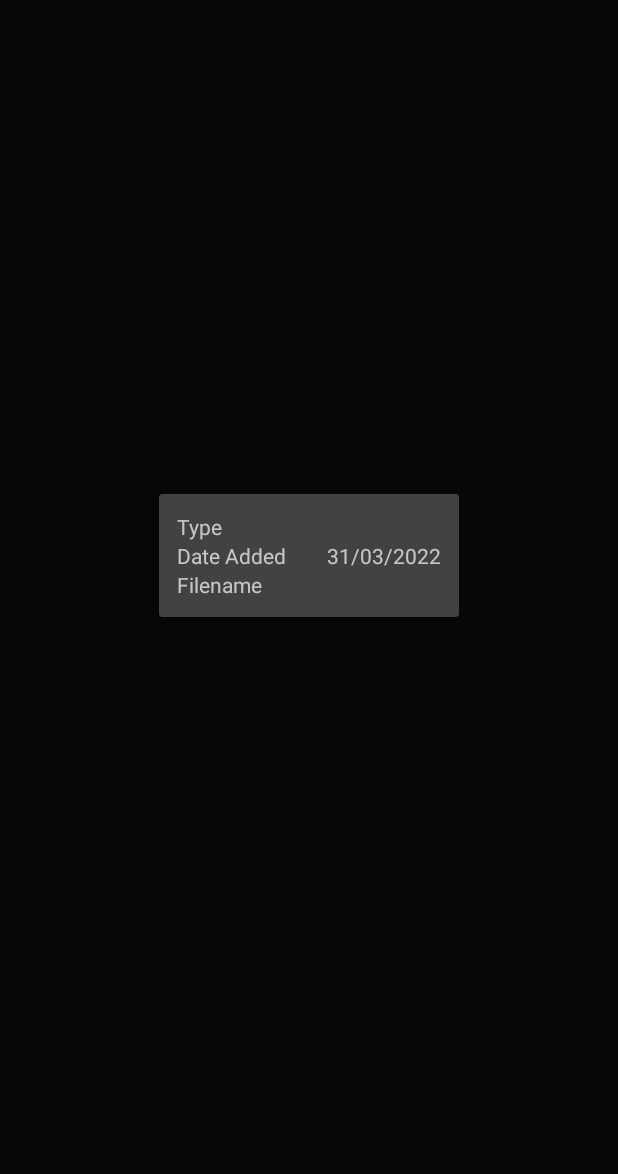
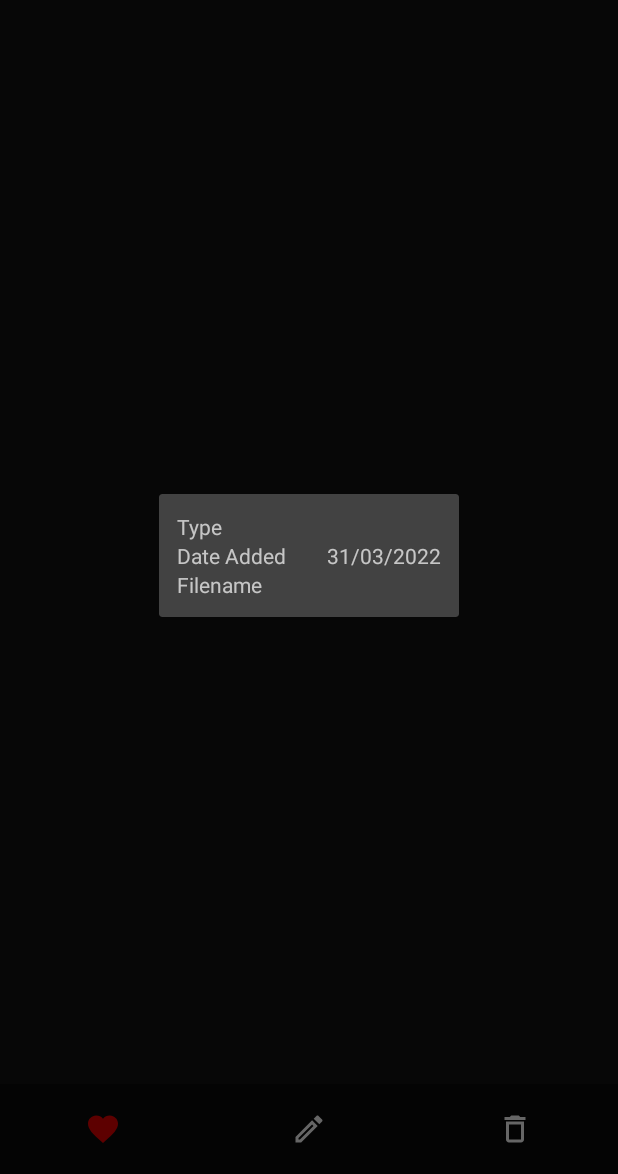
Before and after one commit to vutuanhaigk123/Gallery_Group3, an Android app: the FullscreenPhotoActivity screen opened directly, with no data from a screen before it, in the options menu, after a tap on "Get Info", on a phone screen of 412 x 824 dp, the part 62-1236 px from its top. Run offline under Robolectric (Android 15) with nearby library versions, the phone set to English and light mode, and no system bars; libraries missing offline, so code that uses them is left out: com.dsphotoeditor.sdk, com.yalantis.ucrop; 10 statements that could not run were skipped.

Commit message:
Thêm BottomNavigation cho FullScreenPhoto
+ Thêm BottomNav chứa chức năng "Yêu thích", "Edit", "Xoá ảnh"

```diff
--- a/app/src/main/java/com/example/model/photos/PhotoFullscreenViewHolder.java
+++ b/app/src/main/java/com/example/model/photos/PhotoFullscreenViewHolder.java
@@ -31,11 +31,13 @@ public class PhotoFullscreenViewHolder extends ViewHolder{
             @Override
             public void onClick(View v) {
                 if(isClicked[0] == false){
+                    FullscreenPhotoActivity.bottomNavigationView.setVisibility(View.GONE);
                     hideNavBar();
                     FullscreenPhotoActivity.actionBar.hide();
                     isClicked[0] = true;
                 }
                 else{
+                    FullscreenPhotoActivity.bottomNavigationView.setVisibility(View.VISIBLE);
                     showNavBar();
                     FullscreenPhotoActivity.actionBar.show();
                     isClicked[0] = false;
@@ -46,7 +48,6 @@ public class PhotoFullscreenViewHolder extends ViewHolder{
     public void hideNavBar(){
         View decorView = ((Activity) itemView.getContext()).getWindow().getDecorView();
         int uiOptions = View.SYSTEM_UI_FLAG_LAYOUT_STABLE
-                | View.SYSTEM_UI_FLAG_LAYOUT_HIDE_NAVIGATION
                 | View.SYSTEM_UI_FLAG_FULLSCREEN
                 | View.SYSTEM_UI_FLAG_HIDE_NAVIGATION
                 | View.SYSTEM_UI_FLAG_IMMERSIVE_STICKY;
@@ -55,7 +56,6 @@ public class PhotoFullscreenViewHolder extends ViewHolder{
     public void showNavBar(){
         View decorView = ((Activity) itemView.getContext()).getWindow().getDecorView();
         int uiOptions = View.SYSTEM_UI_FLAG_LAYOUT_STABLE
-                | View.SYSTEM_UI_FLAG_LAYOUT_HIDE_NAVIGATION
                 | View.SYSTEM_UI_FLAG_LAYOUT_FULLSCREEN
                 | View.SYSTEM_UI_FLAG_IMMERSIVE_STICKY;
         decorView.setSystemUiVisibility(uiOptions);
--- a/app/src/main/java/com/example/view/FullscreenPhotoActivity.java
+++ b/app/src/main/java/com/example/view/FullscreenPhotoActivity.java
@@ -6,6 +6,7 @@ import androidx.appcompat.app.ActionBar;
 import androidx.appcompat.app.AppCompatActivity;
 import androidx.core.app.ActivityCompat;
 import androidx.databinding.ObservableArrayList;
+import androidx.viewpager2.widget.ViewPager2;
 
 import android.Manifest;
 import android.annotation.SuppressLint;
@@ -46,6 +47,8 @@ import com.example.model.photos.PhotoList;
 
 import com.example.view.databinding.ActivityFullscreenPhotoBinding;
 import com.example.view.databinding.LayoutInfomationImageBinding;
+import com.google.android.material.bottomnavigation.BottomNavigationView;
+import com.google.android.material.navigation.NavigationBarView;
 import com.yalantis.ucrop.UCrop;
 
 import java.io.File;
@@ -65,6 +68,7 @@ public class FullscreenPhotoActivity extends AppCompatActivity {
     private PhotoList photoList;
     private int newImageIndex;
     public static int EDIT_PHOTO_CODE = 202;
+    public static BottomNavigationView bottomNavigationView;
 
 
     @Override
@@ -73,6 +77,10 @@ public class FullscreenPhotoActivity extends AppCompatActivity {
         MainActivity.makeFullScreen(getWindow());
         binding = ActivityFullscreenPhotoBinding.inflate(getLayoutInflater());
         setContentView(binding.getRoot());
+        bottomNavigationView = binding.bottomNavigationViewFullScreen;
+        bottomNavigationView.getMenu().clear();
+        bottomNavigationView.inflateMenu(R.menu.bottom_nav_fullscrenn_menu);
+        bottomNavigationView.setItemIconTintList(null);
         Intent intent = getIntent();
         int pos = intent.getIntExtra("pos", 0);
         photoList = (PhotoList) intent.getSerializableExtra("photoList");
@@ -87,8 +95,56 @@ public class FullscreenPhotoActivity extends AppCompatActivity {
         if(actionBar != null){
             actionBar.setDisplayHomeAsUpEnabled(true);
         }
+        bottomNavigationView.setOnItemSelectedListener(new NavigationBarView.OnItemSelectedListener() {
+            @Override
+            public boolean onNavigationItemSelected(@NonNull MenuItem item) {
+                switch (item.getItemId()){
+//                    case R.id.mnuEdit:
+//                        editImage();
+//                        break;
+                    case R.id.mnuLike:
+                        int id_album = 1;//id_album yeu thisch = 1
+                        int id_photo = AlbumRoute.findIdByNamePhotos(getCurrentPhoto().getFilename());
+                        boolean isPhotoInAlbum = AlbumRoute.isPhotoInAlbum(id_photo,id_album);
+                        System.out.println(getCurrentPhoto().getFilename());
+                        System.out.println(isPhotoInAlbum);
+                        if(!isPhotoInAlbum){
+                            addToFavoriteAlbum();
+                            item.setIcon(R.drawable.ic_baseline_favorite_24);
+                        }
+                        else{
+                            // Gỡ ảnh khỏi album
+                            // TO DO
+//                            item.setIcon(R.drawable.ic_baseline_favorite_border_24);
+                        }
+                        break;
+                    case R.id.mnuEdit2:
+                        editImage2();
+                        break;
+                    case R.id.mnuDeleteImg:
+//                        delImage();
+                        break;
+                }
+                return true;
+            }
+        });
+        binding.viewPager.registerOnPageChangeCallback(new ViewPager2.OnPageChangeCallback() {
+            @Override
+            public void onPageScrolled(int position, float positionOffset, int positionOffsetPixels) {
+                super.onPageScrolled(position, positionOffset, positionOffsetPixels);
+            }
 
+            @Override
+            public void onPageSelected(int position) {
+                super.onPageSelected(position);
+                setFavCurrent();
+            }
 
+            @Override
+            public void onPageScrollStateChanged(int state) {
+                super.onPageScrollStateChanged(state);
+            }
+        });
     }
 
     // Option Menu
@@ -115,24 +171,13 @@ public class FullscreenPhotoActivity extends AppCompatActivity {
             case R.id.mnuCopy:
                 copyToClipboard();
                 break;
-            case R.id.mnuEdit:
-                editImage();
-                break;
             case R.id.mnuInfo:
                 infoImage();
                 break;
-            case R.id.mnuEdit2:
-                editImage2();
-                break;
-//            case R.id.mnuDel:
-//                delImage();
-//                break;
+
 //            case R.id.mnuRename:
 //                //renameImage();
 //                break;
-            case R.id.mnuLike:
-                addToFavoriteAlbum();
-                break;
             case R.id.mnuAddToAlbum:
                 addToAlbum();
                 break;
@@ -298,9 +343,25 @@ public class FullscreenPhotoActivity extends AppCompatActivity {
             @Override
             public void run() {
                 binding.viewPager.setCurrentItem(pos);
+                setFavCurrent();
             }
         });
     }
+
+    private void setFavCurrent(){
+        int id_album = 1;//id_album yeu thisch = 1
+        int id_photo = AlbumRoute.findIdByNamePhotos(getCurrentPhoto().getFilename());
+        boolean isPhotoInAlbum = AlbumRoute.isPhotoInAlbum(id_photo,id_album);
+        System.out.println(getCurrentPhoto().getFilename());
+        System.out.println(isPhotoInAlbum);
+        if(isPhotoInAlbum){
+            bottomNavigationView.getMenu().findItem(R.id.mnuLike).setIcon(R.drawable.ic_baseline_favorite_24);
+        }
+        else{
+            bottomNavigationView.getMenu().findItem(R.id.mnuLike).setIcon(R.drawable.ic_baseline_favorite_border_24);
+        }
+    }
+
     public static int deleteFileFromMediaStore(final ContentResolver contentResolver, final File file) {
         String canonicalPath;
         try {
--- /dev/null
+++ b/app/src/main/res/drawable/ic_baseline_favorite_24.xml
@@ -0,0 +1,5 @@
+<vector android:height="24dp" android:tint="#E90000"
+    android:viewportHeight="24" android:viewportWidth="24"
+    android:width="24dp" xmlns:android="http://schemas.android.com/apk/res/android">
+    <path android:fillColor="@android:color/white" android:pathData="M12,21.35l-1.45,-1.32C5.4,15.36 2,12.28 2,8.5 2,5.42 4.42,3 7.5,3c1.74,0 3.41,0.81 4.5,2.09C13.09,3.81 14.76,3 16.5,3 19.58,3 22,5.42 22,8.5c0,3.78 -3.4,6.86 -8.55,11.54L12,21.35z"/>
+</vector>
--- /dev/null
+++ b/app/src/main/res/drawable/ic_baseline_favorite_border_24.xml
@@ -0,0 +1,5 @@
+<vector android:height="24dp" android:tint="#FFFFFF"
+    android:viewportHeight="24" android:viewportWidth="24"
+    android:width="24dp" xmlns:android="http://schemas.android.com/apk/res/android">
+    <path android:fillColor="@android:color/white" android:pathData="M16.5,3c-1.74,0 -3.41,0.81 -4.5,2.09C10.91,3.81 9.24,3 7.5,3 4.42,3 2,5.42 2,8.5c0,3.78 3.4,6.86 8.55,11.54L12,21.35l1.45,-1.32C18.6,15.36 22,12.28 22,8.5 22,5.42 19.58,3 16.5,3zM12.1,18.55l-0.1,0.1 -0.1,-0.1C7.14,14.24 4,11.39 4,8.5 4,6.5 5.5,5 7.5,5c1.54,0 3.04,0.99 3.57,2.36h1.87C13.46,5.99 14.96,5 16.5,5c2,0 3.5,1.5 3.5,3.5 0,2.89 -3.14,5.74 -7.9,10.05z"/>
+</vector>
--- /dev/null
+++ b/app/src/main/res/drawable/ic_outline_delete_24.xml
@@ -0,0 +1,5 @@
+<vector android:height="24dp" android:tint="#FFFFFF"
+    android:viewportHeight="24" android:viewportWidth="24"
+    android:width="24dp" xmlns:android="http://schemas.android.com/apk/res/android">
+    <path android:fillColor="@android:color/white" android:pathData="M16,9v10H8V9h8m-1.5,-6h-5l-1,1H5v2h14V4h-3.5l-1,-1zM18,7H6v12c0,1.1 0.9,2 2,2h8c1.1,0 2,-0.9 2,-2V7z"/>
+</vector>
--- /dev/null
+++ b/app/src/main/res/drawable/ic_outline_edit_24.xml
@@ -0,0 +1,5 @@
+<vector android:height="24dp" android:tint="#FFFFFF"
+    android:viewportHeight="24" android:viewportWidth="24"
+    android:width="24dp" xmlns:android="http://schemas.android.com/apk/res/android">
+    <path android:fillColor="@android:color/white" android:pathData="M14.06,9.02l0.92,0.92L5.92,19L5,19v-0.92l9.06,-9.06M17.66,3c-0.25,0 -0.51,0.1 -0.7,0.29l-1.83,1.83 3.75,3.75 1.83,-1.83c0.39,-0.39 0.39,-1.02 0,-1.41l-2.34,-2.34c-0.2,-0.2 -0.45,-0.29 -0.71,-0.29zM14.06,6.19L3,17.25L3,21h3.75L17.81,9.94l-3.75,-3.75z"/>
+</vector>
--- /dev/null
+++ b/app/src/main/res/drawable/transparent_rect.xml
@@ -0,0 +1,5 @@
+<?xml version="1.0" encoding="utf-8"?>
+<shape xmlns:android="http://schemas.android.com/apk/res/android"
+    android:shape="rectangle" >
+    <solid android:color="#60000000" />
+</shape>
--- a/app/src/main/res/layout/activity_fullscreen_photo.xml
+++ b/app/src/main/res/layout/activity_fullscreen_photo.xml
@@ -16,5 +16,14 @@
 
 
     </androidx.viewpager2.widget.ViewPager2>
-
+    <com.google.android.material.bottomnavigation.BottomNavigationView
+        android:id="@+id/bottomNavigationViewFullScreen"
+        android:layout_width="match_parent"
+        android:layout_height="60dp"
+        app:layout_constraintBottom_toBottomOf="parent"
+        app:layout_constraintEnd_toEndOf="parent"
+        app:layout_constraintStart_toStartOf="parent"
+        app:menu="@menu/bottom_nav_menu"
+        app:labelVisibilityMode="unlabeled"
+        android:background="@drawable/transparent_rect"/>
 </androidx.constraintlayout.widget.ConstraintLayout>
--- /dev/null
+++ b/app/src/main/res/menu/bottom_nav_fullscrenn_menu.xml
@@ -0,0 +1,18 @@
+<?xml version="1.0" encoding="utf-8"?>
+<menu xmlns:android="http://schemas.android.com/apk/res/android">
+<!--    <item-->
+<!--        android:id="@+id/mnuEdit"-->
+<!--        android:title="@string/mnuEdit" />-->
+    <item
+        android:id="@+id/mnuLike"
+        android:title="@string/mnuLike" />
+    <item
+        android:id="@+id/mnuEdit2"
+        android:title="Edit 2"
+        android:icon="@drawable/ic_outline_edit_24"/>
+    <item
+        android:id="@+id/mnuDeleteImg"
+        android:title="Delete image"
+        android:icon="@drawable/ic_outline_delete_24"/>
+
+</menu>
--- a/app/src/main/res/menu/option_menu.xml
+++ b/app/src/main/res/menu/option_menu.xml
@@ -12,17 +12,8 @@
         android:id="@+id/mnuCopy"
         android:title="@string/mnuCopy" />
     <item
-        android:id="@+id/mnuEdit"
-        android:title="@string/mnuEdit" />
-    <item
         android:id="@+id/mnuInfo"
         android:title="Get Info" />
-    <item
-        android:id="@+id/mnuEdit2"
-        android:title="Edit 2" />
-    <item
-        android:id="@+id/mnuLike"
-        android:title="@string/mnuLike" />
     <item
         android:id="@+id/mnuAddToAlbum"
         android:title="@string/mnuAddToAlbum" />
```
